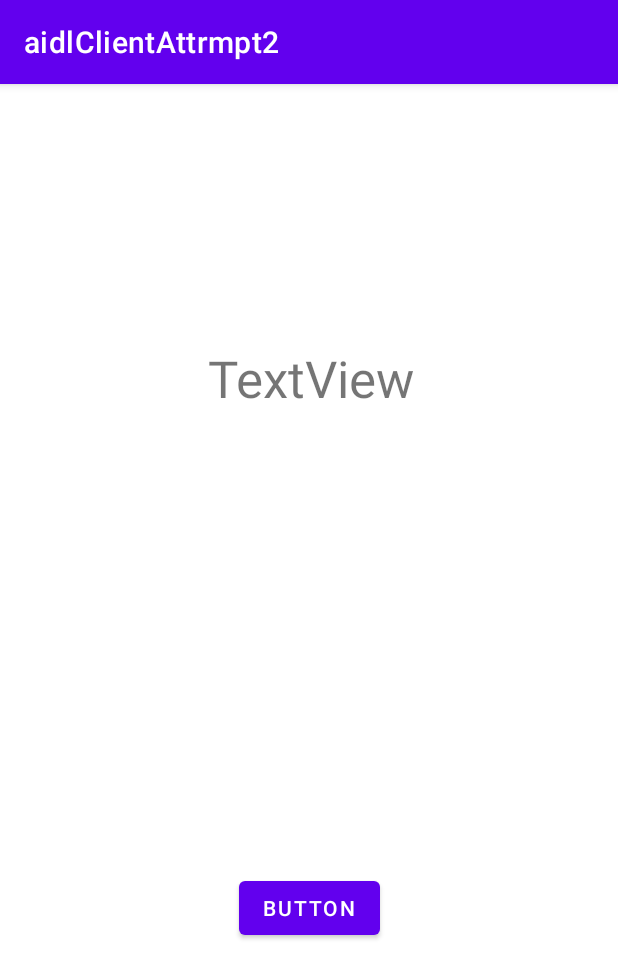
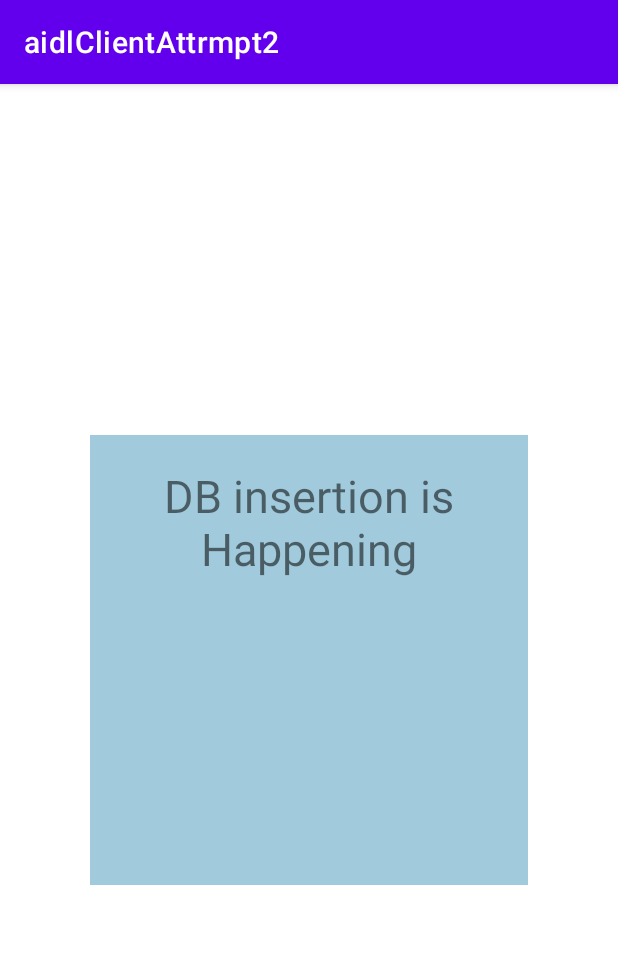
Before and after one commit to Akshatzzz/ClientOdi, an Android app: the screen it shows after launch (MainActivity), on a phone screen of 412 x 824 dp. Shown: the top 978 px of the screen. Run offline under Robolectric (Android 15) with nearby library versions, the phone set to English and light mode, and no system bars; 1 statement that could not run was skipped.

```diff
--- a/app/build.gradle
+++ b/app/build.gradle
@@ -1,5 +1,5 @@
 plugins {
-    id 'com.android.application'
+    id 'com.android.library'
     id 'org.jetbrains.kotlin.android'
 }
 
@@ -8,7 +8,6 @@ android {
     compileSdk 32
 
     defaultConfig {
-        applicationId "com.example.aidlclientattrmpt2"
         minSdk 21
         targetSdk 32
         versionCode 1
--- a/app/src/main/java/com/example/aidlclientattrmpt2/MainActivity.kt
+++ b/app/src/main/java/com/example/aidlclientattrmpt2/MainActivity.kt
@@ -1,26 +1,16 @@
 package com.example.aidlclientattrmpt2
 
 import android.annotation.SuppressLint
-import android.content.ComponentName
-import android.content.Intent
-import android.content.ServiceConnection
-import android.os.*
-import android.util.Log
-import android.widget.Button
-import android.widget.TextView
+import android.os.Bundle
 import androidx.appcompat.app.AppCompatActivity
 import androidx.work.PeriodicWorkRequestBuilder
 import androidx.work.WorkManager
-import androidx.work.WorkerParameters
-import com.example.aidlserverattempt2.IMyAidlInterface
 import java.util.concurrent.TimeUnit
 
 class MainActivity : AppCompatActivity() {
 
     @SuppressLint("MissingInflatedId")
-    var iMyAidlInterface: IMyAidlInterface? = null
-    lateinit var myWorker: MyWorker
-
+    //************************This is for testing purpose will be used in future*****************************************************
     //    companion object{
 //        var str:String? =null
 //    }
@@ -39,51 +29,18 @@ class MainActivity : AppCompatActivity() {
 //        }
 //
 //    }
+    //***************************************************************************************************************************
 
     override fun onCreate(savedInstanceState: Bundle?) {
         super.onCreate(savedInstanceState)
         setContentView(R.layout.activity_main)
-//        txt = findViewById(R.id.textView)
-        val workReq = PeriodicWorkRequestBuilder<MyWorker>(15, TimeUnit.MINUTES).build()
+
+
+        //This PeriodicWorkRequest obj will call the Worker class in a time span to 15 mins each and will reconnect the aidl service
+        val workReq = PeriodicWorkRequestBuilder<Worker>(15, TimeUnit.MINUTES).build()
 
         WorkManager.getInstance(this).enqueue(workReq)
-//        txt.text = string
 
-
-    }
-
-//    override fun onResume() {
-//        super.onResume()
-////        val txt = findViewById<TextView>(R.id.textView)
-////        val intent = Intent("AIDLService")
-////        intent.setPackage("com.example.aidlserverattempt2")
-////
-////        bindService(intent, mConnection, BIND_AUTO_CREATE)
-////        Log.d("SHOW", "bindservice called")
-//
-////        if(this::str.isInitialized) {
-////            Log.d("SHOW2","$str")
-////        }
-//
-////        Handler(Looper.getMainLooper()).postDelayed({
-////
-////            try {
-////                str = iMyAidlInterface!!.color
-////                Log.d("SHOW", "${str}")
-////                txt.text = str
-////                Log.d("SHOW", "bindservice2 called $str")
-////
-////
-////            } catch (e: RemoteException) {
-////
-////            }
-////        }, 30L)
-//    }
-
-
-    override fun onPause() {
-        super.onPause()
-//        unbindService(mConnection)
     }
 
 
--- a/app/src/main/java/com/example/aidlclientattrmpt2/myString.kt
+++ b/app/src/main/java/com/example/aidlclientattrmpt2/StringDataClass.kt
@@ -4,8 +4,9 @@ import androidx.room.Entity
 import androidx.room.PrimaryKey
 
 @Entity(tableName = "test_table")
-data class myString(
+data class StringDataClass(
  @PrimaryKey(autoGenerate = true)
     val id:Int,
-    val mystr:String?
+ // reveived Str is a string that we receive and insert it into the database
+    val receivedStr:String?
 )
--- a/app/src/main/java/com/example/aidlclientattrmpt2/strDao.kt
+++ b/app/src/main/java/com/example/aidlclientattrmpt2/strDao.kt
@@ -8,8 +8,8 @@ import androidx.room.Query
 @Dao
 interface strDao {
     @Insert(onConflict = OnConflictStrategy.REPLACE)
-    suspend fun addUser(mystr:myString)
+    suspend fun insert(str:StringDataClass)
 
     @Query("SELECT * from test_table")
-    suspend fun select():List<myString>
+    suspend fun select():List<StringDataClass>
 }
--- a/app/src/main/java/com/example/aidlclientattrmpt2/stringDb.kt
+++ b/app/src/main/java/com/example/aidlclientattrmpt2/stringDb.kt
@@ -5,7 +5,8 @@ import androidx.room.Database
 import androidx.room.Room
 import androidx.room.RoomDatabase
 
-@Database(entities = [myString::class], version = 1)
+//Our DB is singleton so that one single instance is created throught the project
+@Database(entities = [StringDataClass::class], version = 1)
 abstract class stringDb : RoomDatabase() {
 
     abstract fun dao():strDao
--- a/app/src/main/res/layout/activity_main.xml
+++ b/app/src/main/res/layout/activity_main.xml
@@ -9,26 +9,17 @@
 
     <TextView
         android:id="@+id/textView"
-        android:layout_width="318dp"
-        android:layout_height="217dp"
-        android:layout_marginTop="113dp"
-        android:text="TextView"
+        android:layout_width="0dp"
+        android:layout_height="300dp"
+        android:background="#A1CBDD"
+        android:padding="20dp"
+        android:text="DB insertion is Happening"
         android:textAlignment="center"
-        android:textSize="34sp"
-        app:layout_constraintEnd_toEndOf="parent"
-        app:layout_constraintStart_toStartOf="parent"
-        app:layout_constraintTop_toTopOf="parent" />
-
-    <Button
-        android:id="@+id/button2"
-        android:layout_width="wrap_content"
-        android:layout_height="wrap_content"
-        android:text="Button"
+        android:textSize="30sp"
         app:layout_constraintBottom_toBottomOf="parent"
         app:layout_constraintEnd_toEndOf="parent"
         app:layout_constraintHorizontal_bias="0.5"
         app:layout_constraintStart_toStartOf="parent"
-        app:layout_constraintTop_toBottomOf="@+id/textView"
+        app:layout_constraintTop_toTopOf="parent"
         app:layout_constraintVertical_bias="0.5" />
-
 </androidx.constraintlayout.widget.ConstraintLayout>
```
Also changed, not shown: app/src/main/java/com/example/aidlclientattrmpt2/ServiceInit.kt (deleted, +0 -58 lines), app/src/main/java/com/example/aidlclientattrmpt2/Worker.kt (renamed from app/src/main/java/com/example/aidlclientattrmpt2/MyWorker.kt, +17 -7 lines), app/src/main/aidl/com/example/aidlserverattempt2/IAidlInterface.aidl.
